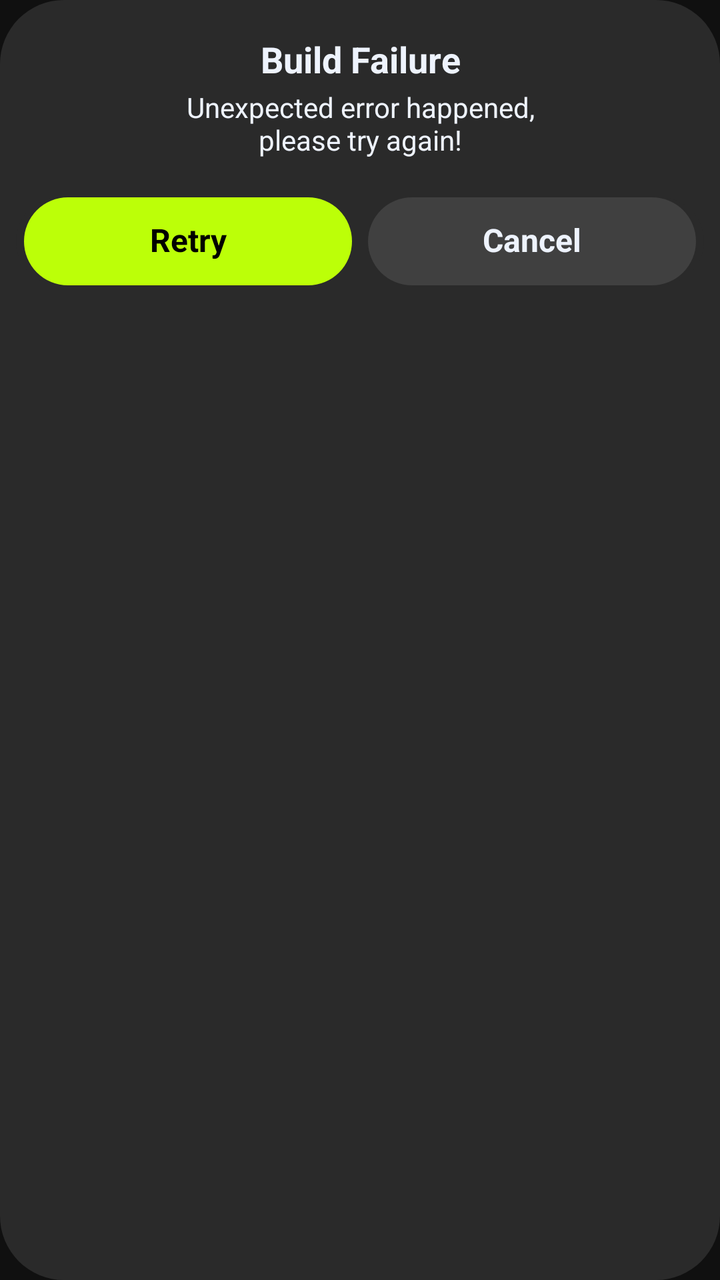
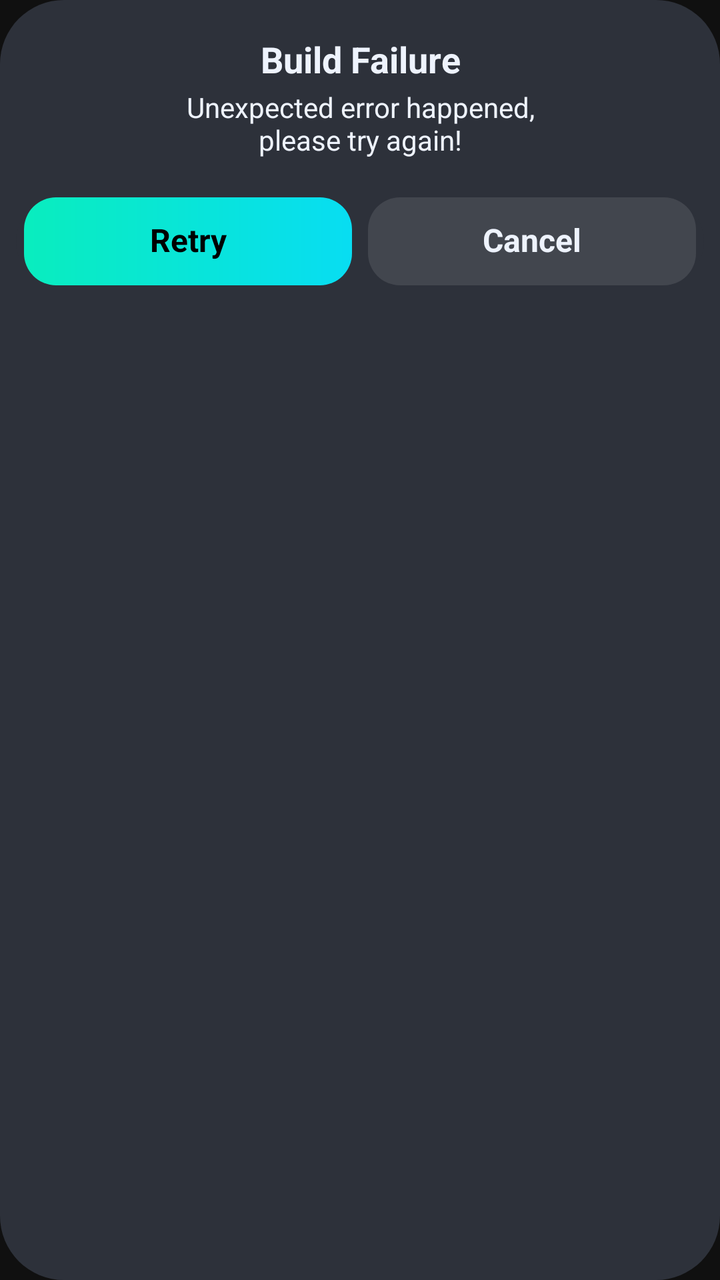

Two renders of the same Android screen: before a commit and after it. Below are the layout's source before the change and the commit's diff.
<!-- AndroidManifest.xml: application theme AppTheme.A -->
<!-- res/layout/dialog_afily.xml -->
<?xml version="1.0" encoding="utf-8"?>
<layout xmlns:android="http://schemas.android.com/apk/res/android"
    xmlns:app="http://schemas.android.com/apk/res-auto"
    xmlns:tools="http://schemas.android.com/tools">

    <data>

        <variable
            name="handler"
            type="com.a.dialog.AFailYDialog" />

        <variable
            name="gvm"
            type="com.face.util.GVM" />

    </data>

    <androidx.constraintlayout.widget.ConstraintLayout
        android:layout_width="match_parent"
        android:layout_height="wrap_content"
        android:background="@drawable/a_bg_dialog"
        android:orientation="vertical"
        android:paddingBottom="20dp">

        <TextView
            android:id="@+id/tvTitle"
            android:layout_width="match_parent"
            android:layout_height="wrap_content"
            android:layout_marginHorizontal="24dp"
            android:layout_marginTop="20dp"
            android:gravity="center"
            android:text="Build Failure"
            android:textAppearance="@style/font_18"
            android:textColor="#EEF3FD"
            android:textStyle="bold"
            app:layout_constraintEnd_toEndOf="parent"
            app:layout_constraintStart_toStartOf="parent"
            app:layout_constraintTop_toTopOf="parent" />

        <TextView
            android:id="@+id/tvContent"
            android:layout_width="match_parent"
            android:layout_height="wrap_content"
            android:layout_marginHorizontal="16dp"
            android:layout_marginTop="5dp"
            android:gravity="center"
            android:text="Unexpected error happened,\nplease try again!"
            android:textAppearance="@style/font_14"
            android:textColor="#EEF3FD"
            app:layout_constraintStart_toStartOf="parent"
            app:layout_constraintTop_toBottomOf="@+id/tvTitle" />

        <LinearLayout
            android:layout_width="match_parent"
            android:layout_height="wrap_content"
            android:layout_marginTop="20dp"
            android:layout_marginHorizontal="8dp"
            app:layout_constraintTop_toBottomOf="@+id/tvContent"
            android:background="@drawable/a_bg_dialog"
            android:orientation="horizontal">

            <TextView
                android:id="@+id/txtOk"
                bindSingleClick="@{()->handler.onConfirmClick()}"
                android:layout_width="0dp"
                android:layout_height="44dp"
                android:layout_marginHorizontal="4dp"
                android:layout_weight="1"
                android:background="@drawable/a_btn_jb_r100"
                android:gravity="center"
                android:text="Retry"
                android:textSize="16sp"
                android:textColor="#000000"
                android:textStyle="bold" />

            <TextView
                android:id="@+id/txtCancel"
                bindSingleClick="@{()->handler.onCancelClick()}"
                android:layout_width="0dp"
                android:layout_height="44dp"
                android:layout_marginHorizontal="4dp"
                android:layout_weight="1"
                android:background="@drawable/a_bg_line_r100"
                android:gravity="center"
                android:text="Cancel"
                android:textSize="16sp"
                android:textColor="#EEF3FD"
                android:textStyle="bold" />

        </LinearLayout>
    </androidx.constraintlayout.widget.ConstraintLayout>
</layout>
<!-- resources referenced by this layout -->
<resources>
  <!-- drawable a_bg_dialog (drawable) -->
  <?xml version="1.0" encoding="utf-8"?>
  <shape xmlns:android="http://schemas.android.com/apk/res/android">
      <corners
         android:radius="32dp" />
      <solid android:color="#2A2A2A" />
  </shape>
  <!-- drawable a_bg_line_r100 (drawable) -->
  <?xml version="1.0" encoding="utf-8"?>
  <shape xmlns:android="http://schemas.android.com/apk/res/android">
      <corners android:radius="100dp" />
      <solid
          android:color="#1Affffff" />
  </shape>
  <!-- drawable a_btn_jb_r100 (drawable) -->
  <?xml version="1.0" encoding="utf-8"?>
  <shape xmlns:android="http://schemas.android.com/apk/res/android">
      <corners android:radius="100dp" />
      <gradient
          android:angle="0"
          android:endColor="#BCFF08"
          android:startColor="#BCFF08" />
  </shape>
  <style name="font_14">
          <item name="android:textSize">14sp</item>
      </style>
  <style name="font_18">
          <item name="android:textSize">18sp</item>
      </style>
  <style name="AppTheme.A" parent="Theme.AppCompat.DayNight.NoActionBar">
          <item name="android:windowDisablePreview">true</item>
          <item name="colorPrimary">@color/colorAmainBg</item>
          <item name="colorPrimaryDark">@color/colorAmainBg</item>
          <item name="android:colorBackground">@color/colorAmainBg</item>
          <item name="android:statusBarColor">#00000000</item>
          <item name="android:navigationBarColor">@color/colorAmainBg</item>
          <item name="android:windowLightStatusBar">false</item>
          <item name="android:windowLightNavigationBar" tools:targetApi="o_mr1">false</item>
          <item name="android:enforceStatusBarContrast" tools:targetApi="q">false</item>
          <item name="android:enforceNavigationBarContrast" tools:targetApi="q">false</item>
          <item name="android:includeFontPadding">false</item>
          <item name="android:textAllCaps">false</item>
      </style>
  <color name="colorAmainBg">#101010</color>
</resources>

<!-- the commit's change to res/layout/dialog_afily.xml (unified diff, before → after) -->
@@ -66,7 +66,7 @@
                 android:layout_height="44dp"
                 android:layout_marginHorizontal="4dp"
                 android:layout_weight="1"
-                android:background="@drawable/a_btn_jb_r100"
+                android:background="@drawable/a_bg_primary_gradient_pill"
                 android:gravity="center"
                 android:text="Retry"
                 android:textSize="16sp"
<!-- resource entries referenced after the edit -->
@@ -5,23 +5,22 @@
   <shape xmlns:android="http://schemas.android.com/apk/res/android">
       <corners
          android:radius="32dp" />
-      <solid android:color="#2A2A2A" />
+      <solid android:color="#2D313A" />
   </shape>
   <!-- drawable a_bg_line_r100 (drawable) -->
   <?xml version="1.0" encoding="utf-8"?>
   <shape xmlns:android="http://schemas.android.com/apk/res/android">
-      <corners android:radius="100dp" />
-      <solid
-          android:color="#1Affffff" />
+      <corners android:radius="16dp" />
+      <solid android:color="#1Affffff" />
   </shape>
-  <!-- drawable a_btn_jb_r100 (drawable) -->
+  <!-- drawable a_bg_primary_gradient_pill (drawable) -->
   <?xml version="1.0" encoding="utf-8"?>
   <shape xmlns:android="http://schemas.android.com/apk/res/android">
-      <corners android:radius="100dp" />
+      <corners android:radius="16dp" />
       <gradient
           android:angle="0"
-          android:endColor="#BCFF08"
-          android:startColor="#BCFF08" />
+          android:endColor="#08DDF2"
+          android:startColor="#09EDBE" />
   </shape>
   <style name="font_14">
           <item name="android:textSize">14sp</item>
